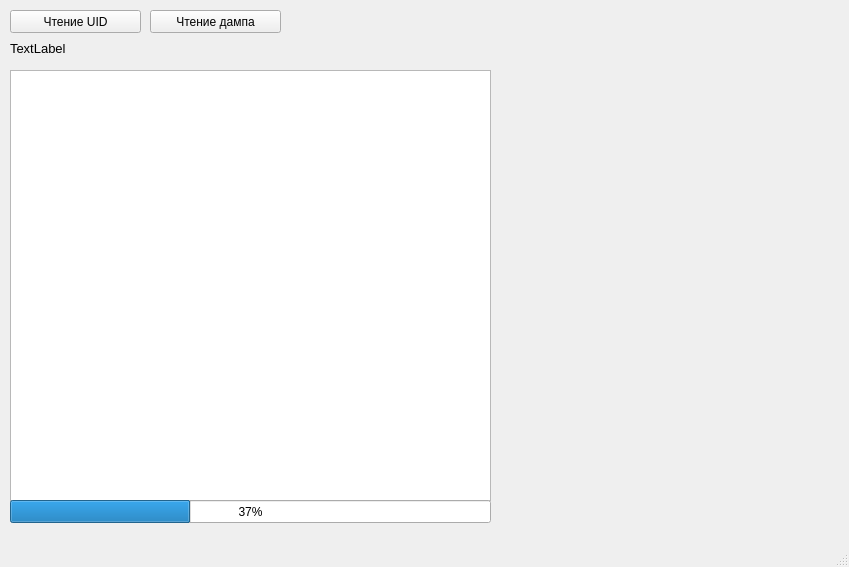
Qt form mainform.ui (student-proger/rfid) before a commit.
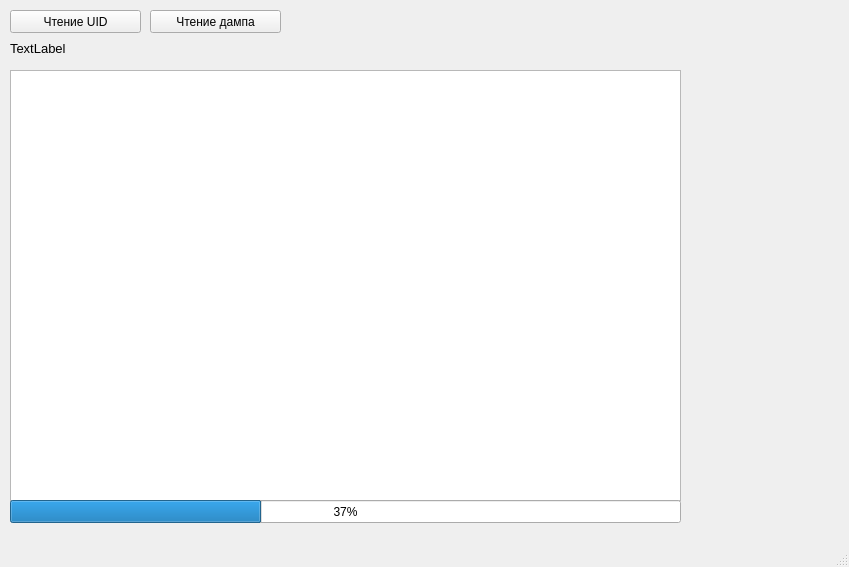
The same form after that commit.

Commit message: Update build.cmd

What changed in the file:
```diff
--- a/mainform.ui
+++ b/mainform.ui
@@ -50,7 +50,7 @@
      <rect>
       <x>10</x>
       <y>70</y>
-      <width>481</width>
+      <width>671</width>
       <height>431</height>
      </rect>
     </property>
@@ -73,7 +73,7 @@
      <rect>
       <x>10</x>
       <y>500</y>
-      <width>481</width>
+      <width>671</width>
       <height>23</height>
      </rect>
     </property>
```
The commit also changes 2 other files.
